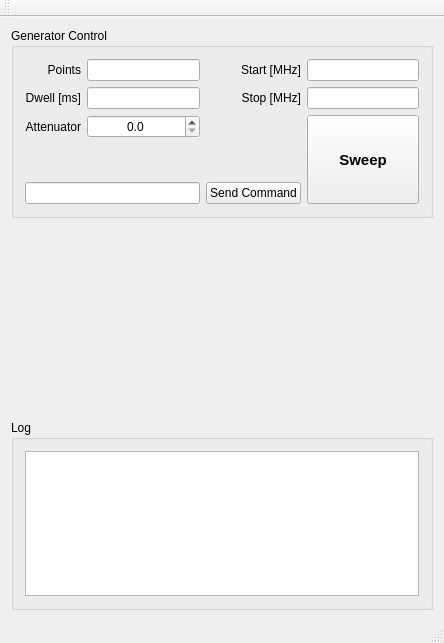
Above: mainwindow.ui from TripletESR/DNP100GHz before the change. Below: the same form after it.
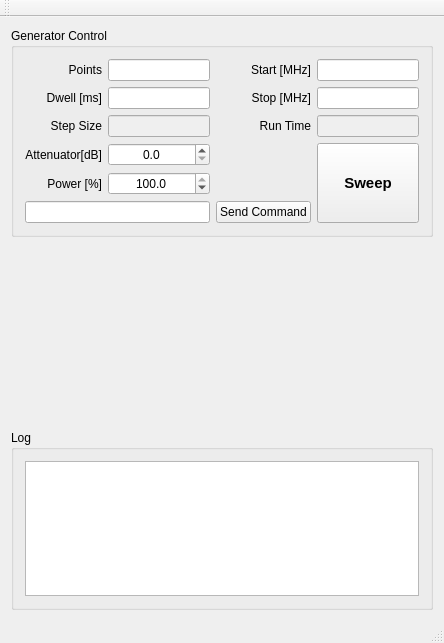
That is the form after the change. Custom widgets are drawn as their Qt base class.

Commit message: impletment control of generator

```diff
--- a/mainwindow.ui
+++ b/mainwindow.ui
@@ -21,6 +21,66 @@
        <string>Generator Control</string>
       </property>
       <layout class="QGridLayout" name="gridLayout_2" columnstretch="1,2,1,2">
+       <item row="4" column="0">
+        <widget class="QLabel" name="label_6">
+         <property name="text">
+          <string>Step Size</string>
+         </property>
+         <property name="alignment">
+          <set>Qt::AlignRight|Qt::AlignTrailing|Qt::AlignVCenter</set>
+         </property>
+        </widget>
+       </item>
+       <item row="4" column="2">
+        <widget class="QLabel" name="label_7">
+         <property name="text">
+          <string>Run Time</string>
+         </property>
+         <property name="alignment">
+          <set>Qt::AlignRight|Qt::AlignTrailing|Qt::AlignVCenter</set>
+         </property>
+        </widget>
+       </item>
+       <item row="4" column="3">
+        <widget class="QLineEdit" name="lineEdit_RunTime">
+         <property name="enabled">
+          <bool>false</bool>
+         </property>
+        </widget>
+       </item>
+       <item row="5" column="3" rowspan="3">
+        <widget class="QPushButton" name="pushButton_RFonoff">
+         <property name="sizePolicy">
+          <sizepolicy hsizetype="Preferred" vsizetype="Preferred">
+           <horstretch>30</horstretch>
+           <verstretch>30</verstretch>
+          </sizepolicy>
+         </property>
+         <property name="minimumSize">
+          <size>
+           <width>80</width>
+           <height>30</height>
+          </size>
+         </property>
+         <property name="font">
+          <font>
+           <pointsize>11</pointsize>
+           <weight>75</weight>
+           <bold>true</bold>
+          </font>
+         </property>
+         <property name="text">
+          <string>Sweep</string>
+         </property>
+        </widget>
+       </item>
+       <item row="4" column="1">
+        <widget class="QLineEdit" name="lineEdit_StepSize">
+         <property name="enabled">
+          <bool>false</bool>
+         </property>
+        </widget>
+       </item>
        <item row="0" column="2">
         <widget class="QLabel" name="label_2">
          <property name="text">
@@ -73,17 +133,27 @@
        <item row="3" column="3">
         <widget class="QLineEdit" name="lineEdit_Stop"/>
        </item>
-       <item row="4" column="0">
+       <item row="7" column="2">
+        <widget class="QPushButton" name="pushButton_SendCommand">
+         <property name="text">
+          <string>Send Command</string>
+         </property>
+        </widget>
+       </item>
+       <item row="7" column="0" colspan="2">
+        <widget class="QLineEdit" name="lineEdit"/>
+       </item>
+       <item row="5" column="0">
         <widget class="QLabel" name="label_5">
          <property name="text">
-          <string>Attenuator</string>
+          <string>Attenuator[dB]</string>
          </property>
          <property name="alignment">
           <set>Qt::AlignRight|Qt::AlignTrailing|Qt::AlignVCenter</set>
          </property>
         </widget>
        </item>
-       <item row="4" column="1">
+       <item row="5" column="1">
         <widget class="QDoubleSpinBox" name="doubleSpinBox">
          <property name="alignment">
           <set>Qt::AlignCenter</set>
@@ -99,39 +169,32 @@
          </property>
         </widget>
        </item>
-       <item row="6" column="2">
-        <widget class="QPushButton" name="pushButton_SendCommand">
+       <item row="6" column="0">
+        <widget class="QLabel" name="label_8">
          <property name="text">
-          <string>Send Command</string>
+          <string>Power [%]</string>
+         </property>
+         <property name="alignment">
+          <set>Qt::AlignRight|Qt::AlignTrailing|Qt::AlignVCenter</set>
          </property>
         </widget>
        </item>
-       <item row="6" column="0" colspan="2">
-        <widget class="QLineEdit" name="lineEdit"/>
-       </item>
-       <item row="4" column="3" rowspan="3">
-        <widget class="QPushButton" name="pushButton_RFonoff">
-         <property name="sizePolicy">
-          <sizepolicy hsizetype="Preferred" vsizetype="Preferred">
-           <horstretch>30</horstretch>
-           <verstretch>30</verstretch>
-          </sizepolicy>
+       <item row="6" column="1">
+        <widget class="QDoubleSpinBox" name="doubleSpinBox_Power">
+         <property name="alignment">
+          <set>Qt::AlignCenter</set>
          </property>
-         <property name="minimumSize">
-          <size>
-           <width>80</width>
-           <height>30</height>
-          </size>
+         <property name="decimals">
+          <number>1</number>
          </property>
-         <property name="font">
-          <font>
-           <pointsize>11</pointsize>
-           <weight>75</weight>
-           <bold>true</bold>
-          </font>
+         <property name="maximum">
+          <double>100.000000000000000</double>
          </property>
-         <property name="text">
-          <string>Sweep</string>
+         <property name="singleStep">
+          <double>0.100000000000000</double>
+         </property>
+         <property name="value">
+          <double>100.000000000000000</double>
          </property>
         </widget>
        </item>
@@ -139,9 +202,7 @@
      </widget>
     </item>
     <item>
-     <widget class="QCustomPlot" name="powerPlot" native="true">
-      <zorder>groupBox_Control</zorder>
-     </widget>
+     <widget class="QCustomPlot" name="powerPlot" native="true"/>
     </item>
     <item>
      <widget class="QGroupBox" name="groupBox_Log">
```
Left out of the diff: 34 changed lines with no effect on the pictures. The commit also changes 2 other files.
